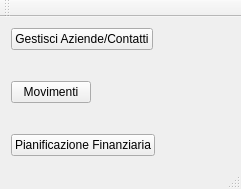
Before: the Qt Designer form mainwindow.ui in JSalvo/Scadenziario, drawn with Qt 5.
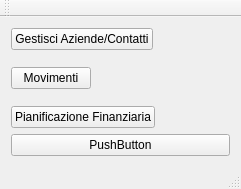
After: the same form once the commit is applied.

```diff
--- a/mainwindow.ui
+++ b/mainwindow.ui
@@ -113,6 +113,13 @@
       </item>
      </layout>
     </item>
+    <item>
+     <widget class="QPushButton" name="pushButton_4">
+      <property name="text">
+       <string>PushButton</string>
+      </property>
+     </widget>
+    </item>
    </layout>
   </widget>
   <widget class="QMenuBar" name="menuBar">
```
